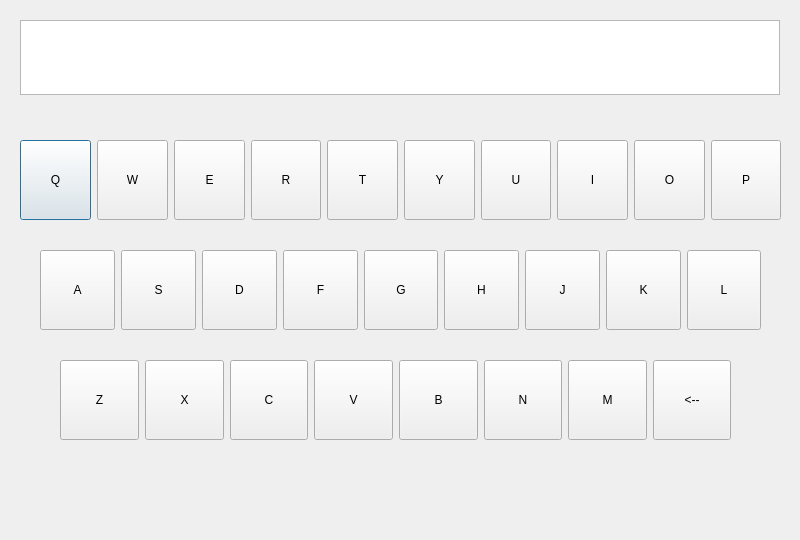
This is softkeyboard.ui in ICEDustpan/AVD-Qt-Tool as Qt 5 draws it before an edit. The edited form follows.
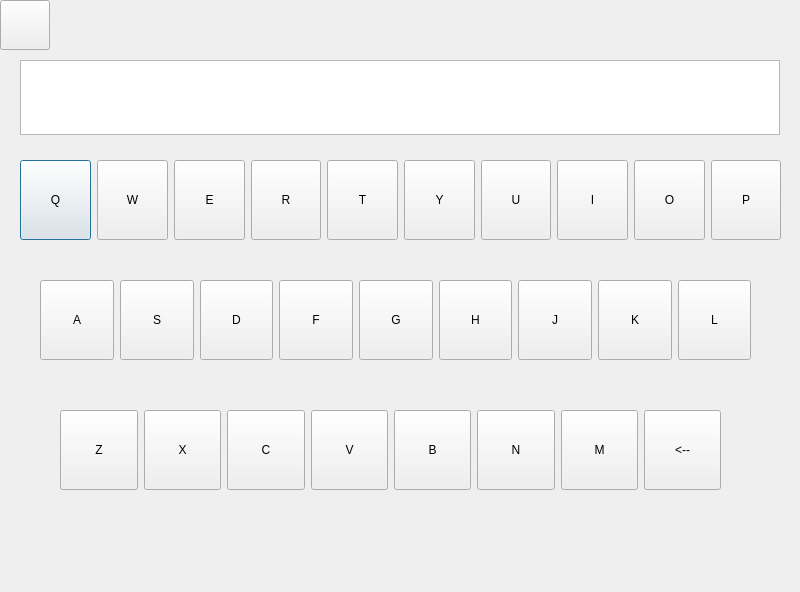
This is the edited form.

Commit message: Soft keyboard add back to main window button

```diff
--- a/softkeyboard.ui
+++ b/softkeyboard.ui
@@ -7,7 +7,7 @@
     <x>0</x>
     <y>0</y>
     <width>800</width>
-    <height>540</height>
+    <height>592</height>
    </rect>
   </property>
   <property name="windowTitle">
@@ -17,7 +17,7 @@
    <property name="geometry">
     <rect>
      <x>20</x>
-     <y>140</y>
+     <y>160</y>
      <width>761</width>
      <height>80</height>
     </rect>
@@ -159,8 +159,8 @@
    <property name="geometry">
     <rect>
      <x>40</x>
-     <y>250</y>
-     <width>721</width>
+     <y>280</y>
+     <width>711</width>
      <height>80</height>
     </rect>
    </property>
@@ -288,7 +288,7 @@
    <property name="geometry">
     <rect>
      <x>20</x>
-     <y>20</y>
+     <y>60</y>
      <width>760</width>
      <height>75</height>
     </rect>
@@ -302,8 +302,8 @@
    <property name="geometry">
     <rect>
      <x>60</x>
-     <y>360</y>
-     <width>671</width>
+     <y>410</y>
+     <width>661</width>
      <height>80</height>
     </rect>
    </property>
@@ -414,6 +414,19 @@
     </item>
    </layout>
   </widget>
+  <widget class="QPushButton" name="bt_quit_softkeyboard">
+   <property name="geometry">
+    <rect>
+     <x>0</x>
+     <y>0</y>
+     <width>50</width>
+     <height>50</height>
+    </rect>
+   </property>
+   <property name="text">
+    <string/>
+   </property>
+  </widget>
  </widget>
  <resources/>
  <connections/>
```
The commit also changes 3 other files.
